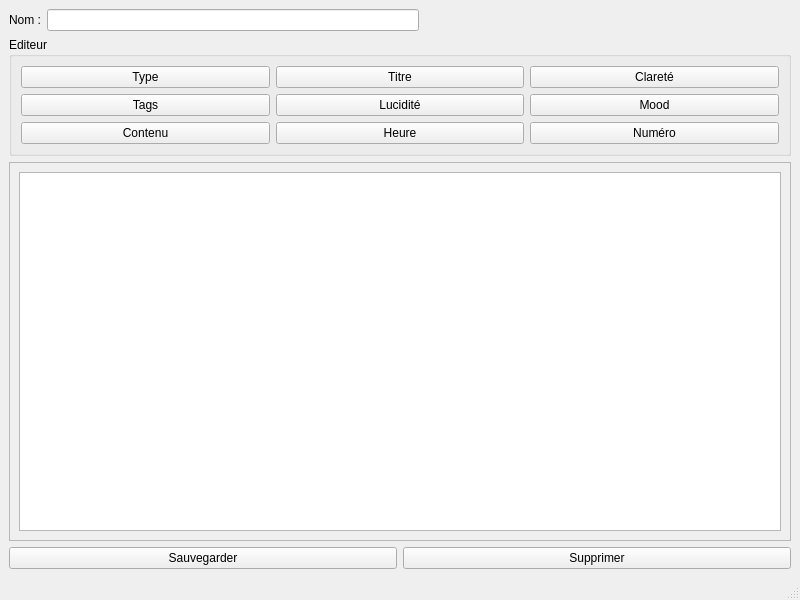
Above: src/ui/new_template_popup.ui from estebanthi/DreamsAnalyzer before the change. Below: the same form after it.
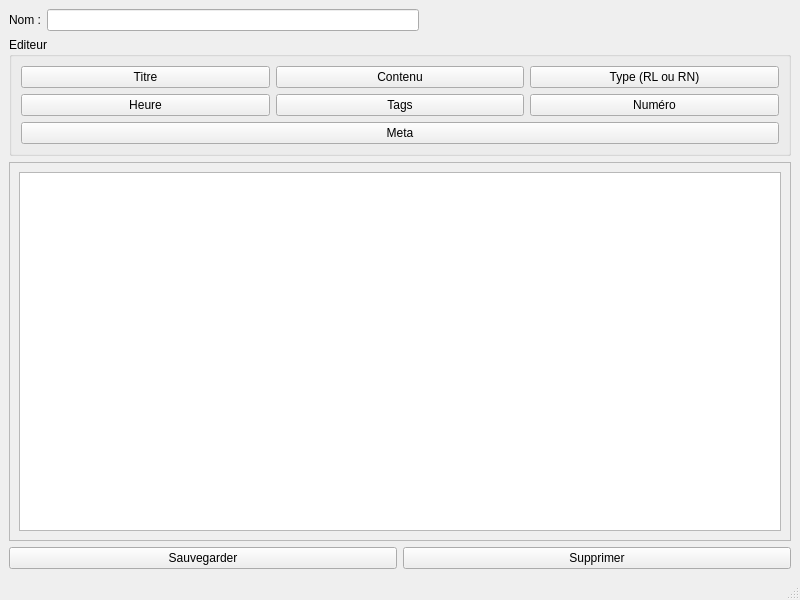
That is the form after the change.

```diff
--- a/src/ui/new_template_popup.ui
+++ b/src/ui/new_template_popup.ui
@@ -47,64 +47,49 @@
       <property name="title">
        <string>Editeur</string>
       </property>
-      <layout class="QGridLayout" name="gridLayout">
-       <item row="1" column="1">
-        <widget class="QPushButton" name="lucidityButton">
-         <property name="text">
-          <string>Lucidité</string>
-         </property>
-        </widget>
-       </item>
-       <item row="0" column="2">
-        <widget class="QPushButton" name="clearButton">
-         <property name="text">
-          <string>Clareté</string>
-         </property>
-        </widget>
-       </item>
-       <item row="0" column="1">
+      <layout class="QVBoxLayout" name="verticalLayout_3">
+       <item>
+        <layout class="QHBoxLayout" name="horizontalLayout_3">
+         <item>
         <widget class="QPushButton" name="titleButton">
          <property name="text">
           <string>Titre</string>
          </property>
         </widget>
        </item>
-       <item row="1" column="0">
-        <widget class="QPushButton" name="tagsButton">
+         <item>
+          <widget class="QPushButton" name="contentButton">
          <property name="text">
-          <string>Tags</string>
+            <string>Contenu</string>
          </property>
         </widget>
        </item>
-       <item row="1" column="2">
-        <widget class="QPushButton" name="moodButton">
-         <property name="text">
-          <string>Mood</string>
-         </property>
-        </widget>
-       </item>
-       <item row="0" column="0">
+         <item>
         <widget class="QPushButton" name="typeButton">
          <property name="text">
-          <string>Type</string>
+            <string>Type (RL ou RN)</string>
          </property>
         </widget>
        </item>
-       <item row="2" column="1">
+        </layout>
+       </item>
+       <item>
+        <layout class="QHBoxLayout" name="horizontalLayout_4">
+         <item>
         <widget class="QPushButton" name="timeButton">
          <property name="text">
           <string>Heure</string>
          </property>
         </widget>
        </item>
-       <item row="2" column="0">
-        <widget class="QPushButton" name="contentButton">
+         <item>
+          <widget class="QPushButton" name="tagsButton">
          <property name="text">
-          <string>Contenu</string>
+            <string>Tags</string>
          </property>
         </widget>
        </item>
-       <item row="2" column="2">
+         <item>
         <widget class="QPushButton" name="nbButton">
          <property name="text">
           <string>Numéro</string>
@@ -112,6 +97,15 @@
         </widget>
        </item>
       </layout>
+       </item>
+       <item>
+        <widget class="QPushButton" name="metaButton">
+         <property name="text">
+          <string>Meta</string>
+         </property>
+        </widget>
+       </item>
+      </layout>
      </widget>
     </item>
     <item>
```
Left out of the diff: 2 changed lines with no effect on the pictures. Lines whose indentation alone changed are shown as unchanged.
